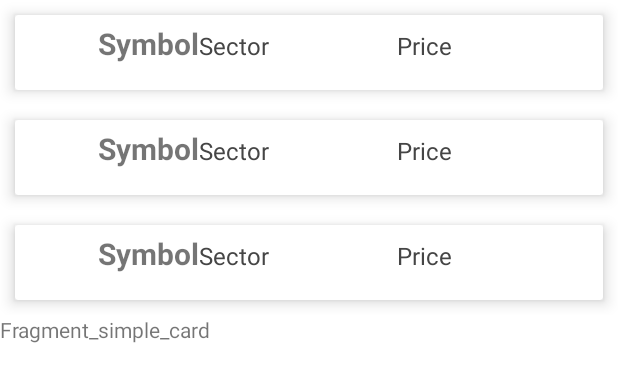
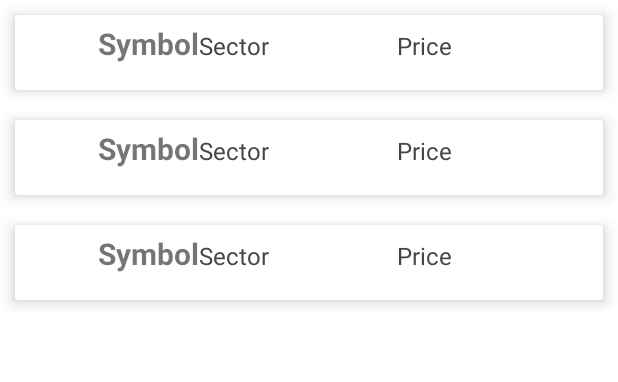
Before and after one commit to QuaNilo/StockTradingAPP, an Android app: the layout fragment_simple_card.xml on its own in the app's theme, with its tools: preview values and no code run, on a phone screen of 412 x 824 dp. Shown: the top 382 px of the screen. Run offline under Robolectric (Android 15) with nearby library versions, the phone set to English and light mode, and no system bars.

```diff
--- a/app/src/main/res/layout/fragment_simple_card.xml
+++ b/app/src/main/res/layout/fragment_simple_card.xml
@@ -16,9 +16,4 @@
         android:layout_height="wrap_content"
         tools:listitem="@layout/layout_simple_card" />
 
-    <TextView
-        android:id="@+id/textView"
-        android:layout_width="match_parent"
-        android:layout_height="wrap_content"
-        android:text="Fragment_simple_card" />
 </LinearLayout>
```
Also changed, not shown: app/src/main/java/com/example/TPSIMobileProjecto/BackendData.kt (+12 -17 lines), app/src/main/java/com/example/TPSIMobileProjecto/ui/home/stockFragments/simpleCard/SimpleCardFragment.kt (+6 -7 lines), app/src/main/java/com/example/TPSIMobileProjecto/ui/home/stockFragments/simpleCard/SimpleRecyclerAdapter.kt (+2 -5 lines).
